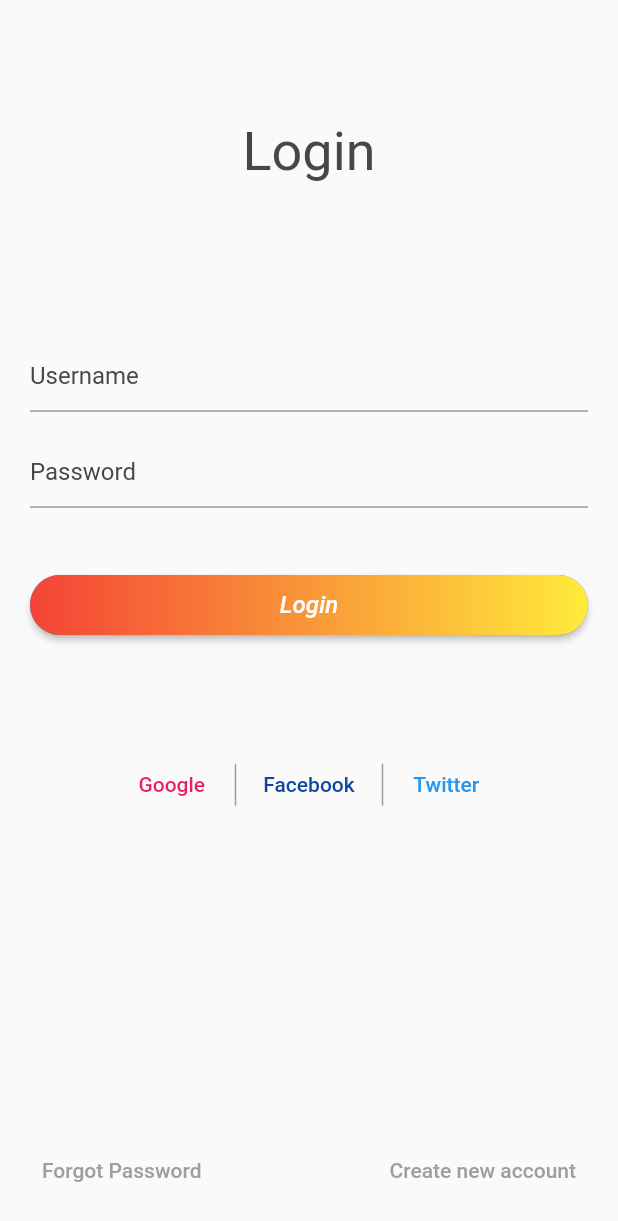
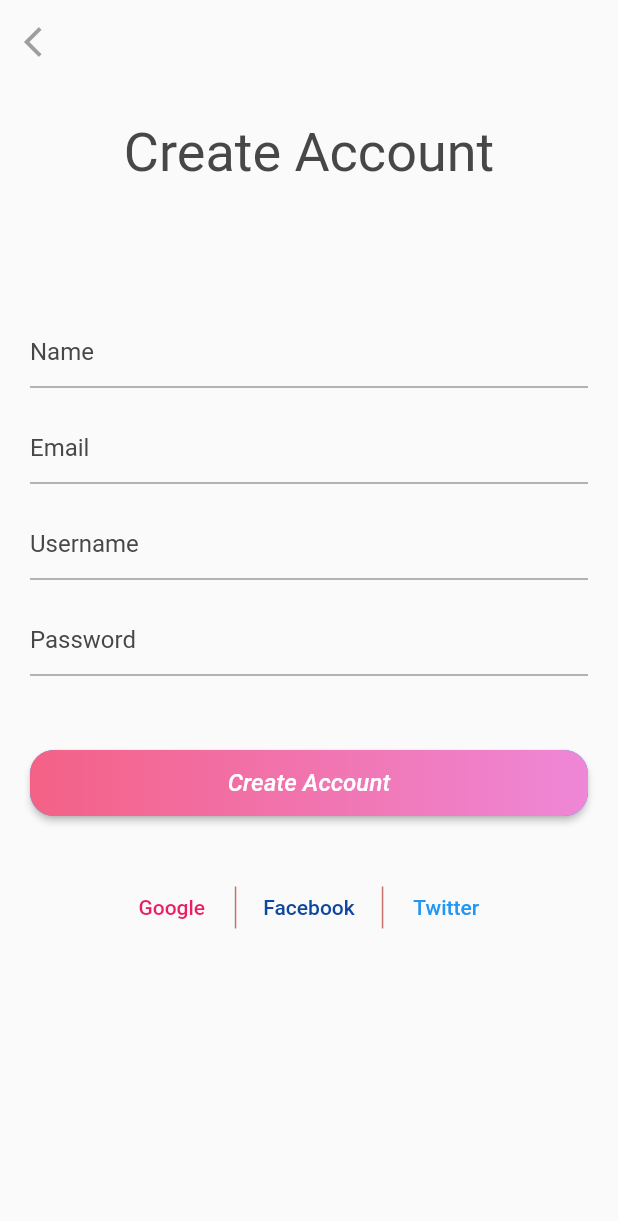
Before and after one commit to irisktaker/restaurant_app, a Flutter app: the screen it shows after launch, after a tap on "Create new account", on a phone screen of 412 x 824 dp. Shown: the top 1221 px of the screen. Run offline on Flutter 3.47's test engine with Material 2 defaults, Android fonts, the phone set to English and light mode, and no system bars.

```diff
--- a/lib/constants/custom_elevated_button.dart
+++ /dev/null
@@ -1,37 +0,0 @@
-import 'package:flutter/material.dart';
-
-  ElevatedButton buildElevatedButton({
-    required void Function()? onPressed,
-    Color gradientFirstColor = Colors.red,
-    Color gradientSecondColor = Colors.yellow,
-    double? width = double.infinity,
-    double? height = 40,
-    required String? btnText,
-  }) {
-    return ElevatedButton(
-      onPressed: onPressed,
-      style: ElevatedButton.styleFrom(
-        padding: EdgeInsets.zero,
-        shape: RoundedRectangleBorder(
-          borderRadius: BorderRadius.circular(20),
-        ),
-      ),
-      child: Ink(
-        decoration: BoxDecoration(
-          gradient: LinearGradient(
-            colors: [gradientFirstColor, gradientSecondColor],
-          ),
-          borderRadius: BorderRadius.circular(20),
-        ),
-        child: Container(
-          width: width,
-          height: height,
-          alignment: Alignment.center,
-          child: Text(
-            btnText!,
-            style: const TextStyle(fontSize: 16, fontStyle: FontStyle.italic),
-          ),
-        ),
-      ),
-    );
-  }
--- /dev/null
+++ b/lib/custom_widgets/custom_elevated_button.dart
@@ -0,0 +1,40 @@
+import 'package:flutter/material.dart';
+
+ElevatedButton buildElevatedButton({
+  required void Function()? onPressed,
+  List<Color>? colors = const [Colors.red, Colors.yellow],
+  double? width = double.infinity,
+  double? height = 44,
+  required String? btnText,
+}) {
+  return ElevatedButton(
+    onPressed: onPressed,
+    style: ElevatedButton.styleFrom(
+      padding: EdgeInsets.zero,
+      shape: RoundedRectangleBorder(
+        borderRadius: BorderRadius.circular(16),
+      ),
+    ),
+    child: Ink(
+      decoration: BoxDecoration(
+        gradient: LinearGradient(
+          colors: colors!,
+        ),
+        borderRadius: BorderRadius.circular(16),
+      ),
+      child: Container(
+        width: width,
+        height: height,
+        alignment: Alignment.center,
+        child: Text(
+          btnText!,
+          style: const TextStyle(
+            fontSize: 16,
+            fontStyle: FontStyle.italic,
+            // decoration: TextDecoration(),
+          ),
+        ),
+      ),
+    ),
+  );
+}
--- a/lib/constants/custom_text_field.dart
+++ b/lib/custom_widgets/custom_text_field.dart
@@ -10,6 +10,9 @@ TextField buildTextField({
     controller: controller,
     keyboardType: inputType,
     cursorColor: Colors.green,
+    style: const TextStyle(
+      color: Color(0xFF474747),
+    ),
     obscureText: obscureText!,
     decoration: InputDecoration(
       hintText: text,
@@ -24,6 +27,11 @@ TextField buildTextField({
           color: Colors.grey,
         ),
       ),
+      errorBorder: const UnderlineInputBorder(
+        borderSide: BorderSide(
+          color: Colors.red,
+        ),
+      ),
     ),
   );
 }
--- a/lib/login_screen.dart
+++ /dev/null
@@ -1,109 +0,0 @@
-// ignore_for_file: avoid_print
-
-import 'package:flutter/material.dart';
-
-import 'constants/custom_elevated_button.dart';
-import 'constants/custom_text_button.dart';
-import 'constants/custom_text_field.dart';
-
-class LoginScreen extends StatelessWidget {
-  const LoginScreen({Key? key}) : super(key: key);
-
-  @override
-  Widget build(BuildContext context) {
-    TextEditingController? usernameController = TextEditingController();
-    TextEditingController? passwordController = TextEditingController();
-
-    return Scaffold(
-      body: Padding(
-        padding:
-            const EdgeInsets.only(top: 80, left: 20, right: 20, bottom: 20),
-        child: Column(
-          mainAxisAlignment: MainAxisAlignment.spaceEvenly,
-          children: [
-            const Text(
-              'Login',
-              style: TextStyle(
-                fontSize: 36,
-                color: Color(0xFF474747),
-              ),
-            ),
-            const Spacer(flex: 5),
-            buildTextField(
-              controller: usernameController,
-              text: 'Username',
-              inputType: TextInputType.name,
-            ),
-            const SizedBox(height: 16),
-            buildTextField(
-              controller: passwordController,
-              text: 'Password',
-              inputType: TextInputType.visiblePassword,
-              obscureText: true,
-            ),
-            const SizedBox(height: 20),
-            const Spacer(flex: 1),
-            buildElevatedButton(
-              onPressed: () => print('hi there'),
-              btnText: 'Login',
-            ),
-            const SizedBox(height: 30),
-            const Spacer(flex: 2),
-            Row(
-              mainAxisAlignment: MainAxisAlignment.center,
-              children: [
-                buildTextButton(
-                  text: 'Google',
-                  onPressed: () => print('Google'),
-                  color: Colors.pink,
-                ),
-                Padding(
-                  padding: const EdgeInsets.symmetric(horizontal: 10),
-                  child: Container(
-                    width: 1,
-                    height: 28,
-                    color: Colors.grey,
-                  ),
-                ),
-                buildTextButton(
-                  text: 'Facebook',
-                  onPressed: () => print('Facebook'),
-                  color: Colors.blue.shade900,
-                ),
-                Padding(
-                  padding: const EdgeInsets.symmetric(horizontal: 10),
-                  child: Container(
-                    width: 1,
-                    height: 28,
-                    color: Colors.grey,
-                  ),
-                ),
-                buildTextButton(
-                  text: 'Twitter',
-                  onPressed: () => print('Twitter'),
-                  color: Colors.blue,
-                ),
-              ],
-            ),
-            const Spacer(flex: 10),
-            Row(
-              mainAxisAlignment: MainAxisAlignment.spaceBetween,
-              children: [
-                buildTextButton(
-                  text: 'Forgot Password',
-                  onPressed: () => print('Forgot Password'),
-                  color: Colors.grey,
-                ),
-                buildTextButton(
-                  text: 'Create new account',
-                  onPressed: () => print('Create new account'),
-                  color: Colors.grey,
-                ),
-              ],
-            ),
-          ],
-        ),
-      ),
-    );
-  }
-}
--- a/lib/main.dart
+++ b/lib/main.dart
@@ -1,6 +1,5 @@
 import 'package:flutter/material.dart';
-
-import 'login_screen.dart';
+import 'screens/login_screen.dart';
 
 void main() {
   runApp(const MyApp());
@@ -12,11 +11,12 @@ class MyApp extends StatelessWidget {
   @override
   Widget build(BuildContext context) {
     return MaterialApp(
-      title: 'Restaurant App',
+      debugShowCheckedModeBanner: false,
+      title: 'Restaurant',
       theme: ThemeData(
         primarySwatch: Colors.blue,
       ),
-      home: const LoginScreen(),
+      home: LoginScreen(),
     );
   }
 }
--- /dev/null
+++ b/lib/screens/create_account_screen.dart
@@ -0,0 +1,151 @@
+// ignore_for_file: avoid_print
+
+import 'package:flutter/material.dart';
+import 'package:restaurant/custom_widgets/custom_elevated_button.dart';
+import 'package:restaurant/custom_widgets/custom_text_button.dart';
+import 'package:restaurant/custom_widgets/custom_text_field.dart';
+
+import 'forget_password_screen.dart';
+
+class CreateAccountScreen extends StatelessWidget {
+  const CreateAccountScreen({Key? key}) : super(key: key);
+
+  @override
+  Widget build(BuildContext context) {
+    return GestureDetector(
+      onTap: () {
+        print('screen taped');
+        FocusScope.of(context).unfocus();
+      },
+      child: Scaffold(
+        appBar: AppBar(
+          backgroundColor: Colors.transparent,
+          elevation: 0,
+          leading: IconButton(
+            onPressed: () => Navigator.pop(context),
+            icon: const Icon(
+              Icons.arrow_back_ios,
+              color: Colors.grey,
+            ),
+          ),
+        ),
+        body: Padding(
+          padding:
+              const EdgeInsets.only(top: 25, left: 20, right: 20, bottom: 20),
+          child: Column(
+            mainAxisAlignment: MainAxisAlignment.spaceEvenly,
+            children: [
+              const Text(
+                'Create Account',
+                style: TextStyle(
+                  fontSize: 36,
+                  color: Color(0xFF474747),
+                ),
+              ),
+              const Spacer(flex: 5),
+              SizedBox(
+                height: 250,
+                child: ListView(
+                  children: [
+                    buildTextField(
+                      // controller: ,
+                      text: 'Name',
+                      inputType: TextInputType.name,
+                    ),
+                    const SizedBox(height: 16),
+                    buildTextField(
+                      // controller: ,
+                      text: 'Email',
+                      inputType: TextInputType.emailAddress,
+                    ),
+                    const SizedBox(height: 16),
+                    buildTextField(
+                      // controller: ,
+                      text: 'Username',
+                      inputType: TextInputType.name,
+                    ),
+                    const SizedBox(height: 16),
+                    buildTextField(
+                      // controller: ,
+                      text: 'Password',
+                      inputType: TextInputType.visiblePassword,
+                      obscureText: true,
+                    ),
+                  ],
+                ),
+              ),
+              const SizedBox(height: 20),
+              const Spacer(flex: 1),
+              buildElevatedButton(
+                onPressed: () {
+                  print('hi there');
+
+                  // Navigator.push(
+                  //   context,
+                  //   MaterialPageRoute(
+                  //     builder: (context) => const (),
+                  //   ),
+                  // );
+                },
+                btnText: 'Create Account',
+                colors: [const Color(0xFFF46186), const Color(0xFFEE87D7)],
+              ),
+              const Spacer(flex: 2),
+              Row(
+                mainAxisAlignment: MainAxisAlignment.center,
+                children: [
+                  buildTextButton(
+                    text: 'Google',
+                    onPressed: () => print('Google'),
+                    color: Colors.pink,
+                  ),
+                  Padding(
+                    padding: const EdgeInsets.symmetric(horizontal: 10),
+                    child: Container(
+                      width: 1,
+                      height: 28,
+                      decoration: const BoxDecoration(
+                        gradient: LinearGradient(
+                          colors: [
+                            Colors.grey,
+                            Colors.red,
+                          ],
+                        ),
+                      ),
+                    ),
+                  ),
+                  buildTextButton(
+                    text: 'Facebook',
+                    onPressed: () => print('Facebook'),
+                    color: Colors.blue.shade900,
+                  ),
+                  Padding(
+                    padding: const EdgeInsets.symmetric(horizontal: 10),
+                    child: Container(
+                      width: 1,
+                      height: 28,
+                      decoration: const BoxDecoration(
+                        gradient: LinearGradient(
+                          colors: [
+                            Colors.grey,
+                            Colors.red,
+                          ],
+                        ),
+                      ),
+                    ),
+                  ),
+                  buildTextButton(
+                    text: 'Twitter',
+                    onPressed: () => print('Twitter'),
+                    color: Colors.blue,
+                  ),
+                ],
+              ),
+              const Spacer(flex: 10),
+            ],
+          ),
+        ),
+      ),
+    );
+  }
+}
--- /dev/null
+++ b/lib/screens/login_screen.dart
@@ -0,0 +1,210 @@
+// ignore_for_file: avoid_print
+
+import 'package:flutter/material.dart';
+import 'package:restaurant/screens/forget_password_screen.dart';
+
+import '../custom_widgets/custom_elevated_button.dart';
+import '../custom_widgets/custom_text_button.dart';
+import '../custom_widgets/custom_text_field.dart';
+import 'create_account_screen.dart';
+import 'home_screen.dart';
+
+class LoginScreen extends StatelessWidget {
+  LoginScreen({Key? key}) : super(key: key);
+
+  final TextEditingController? _usernameController = TextEditingController();
+  final TextEditingController? _passwordController = TextEditingController();
+
+  @override
+  Widget build(BuildContext context) {
+    return GestureDetector(
+      onTap: () {
+        print('screen taped');
+        FocusScope.of(context).unfocus();
+      },
+      child: Scaffold(
+        body: Padding(
+          padding:
+              const EdgeInsets.only(top: 80, left: 20, right: 20, bottom: 20),
+          child: Column(
+            mainAxisAlignment: MainAxisAlignment.spaceEvenly,
+            children: [
+              const Text(
+                'Login',
+                style: TextStyle(
+                  fontSize: 36,
+                  color: Color(0xFF474747),
+                ),
+              ),
+              const Spacer(flex: 5),
+              SizedBox(
+                height: 115,
+                child: ListView(
+                  children: [
+                    buildTextField(
+                      controller: _usernameController,
+                      text: 'Username',
+                      inputType: TextInputType.name,
+                    ),
+                    const SizedBox(height: 16),
+                    buildTextField(
+                      controller: _passwordController,
+                      text: 'Password',
+                      inputType: TextInputType.visiblePassword,
+                      obscureText: true,
+                    ),
+                  ],
+                ),
+              ),
+              const SizedBox(height: 20),
+              Padding(
+                padding: const EdgeInsets.all(16.0),
+                child: Text(
+                  validateLoginFieldText(),
+                  style: TextStyle(
+                      color: validateLoginFieldColor(validateLoginFieldText())),
+                ),
+              ),
+              const Spacer(flex: 1),
+              buildElevatedButton(
+                onPressed: () {
+                  print('hi there');
+                  validateLoginField()
+                      ? Navigator.push(
+                          context,
+                          MaterialPageRoute(
+                            builder: (context) => const HomeScreen(),
+                          ),
+                        )
+                      : null;
+                },
+                btnText: 'Login',
+                colors: validateLoginField()
+                    ? [const Color(0xFFF46186), const Color(0xFFEE87D7)]
+                    : [
+                        const Color.fromARGB(255, 119, 118, 118),
+                        const Color.fromARGB(255, 202, 188, 199)
+                      ],
+              ),
+              const Spacer(flex: 2),
+              Row(
+                mainAxisAlignment: MainAxisAlignment.center,
+                children: [
+                  buildTextButton(
+                    text: 'Google',
+                    onPressed: () => print('Google'),
+                    color: Colors.pink,
+                  ),
+                  Padding(
+                    padding: const EdgeInsets.symmetric(horizontal: 10),
+                    child: Container(
+                      width: 1,
+                      height: 28,
+                      decoration: const BoxDecoration(
+                        gradient: LinearGradient(
+                          colors: [
+                            Colors.grey,
+                            Colors.red,
+                          ],
+                        ),
+                      ),
+                    ),
+                  ),
+                  buildTextButton(
+                    text: 'Facebook',
+                    onPressed: () => print('Facebook'),
+                    color: Colors.blue.shade900,
+                  ),
+                  Padding(
+                    padding: const EdgeInsets.symmetric(horizontal: 10),
+                    child: Container(
+                      width: 1,
+                      height: 28,
+                      decoration: const BoxDecoration(
+                        gradient: LinearGradient(
+                          colors: [
+                            Colors.grey,
+                            Colors.red,
+                          ],
+                        ),
+                      ),
+                    ),
+                  ),
+                  buildTextButton(
+                    text: 'Twitter',
+                    onPressed: () => print('Twitter'),
+                    color: Colors.blue,
+                  ),
+                ],
+              ),
+              const Spacer(flex: 10),
+              Row(
+                mainAxisAlignment: MainAxisAlignment.spaceBetween,
+                children: [
+                  buildTextButton(
+                    text: 'Forgot Password',
+                    onPressed: () {
+                      print('Forgot Password');
+                      Navigator.push(
+                        context,
+                        MaterialPageRoute(
+                          builder: (context) => const ForgetPasswordScreen(),
+                        ),
+                      );
+                    },
+                    color: Colors.grey,
+                  ),
+                  buildTextButton(
+                    text: 'Create new account',
+                    onPressed: () {
+                      print('Create new account');
+                      Navigator.push(
+                        context,
+                        MaterialPageRoute(
+                          builder: (context) => const CreateAccountScreen(),
+                        ),
+                      );
+                    },
+                    color: Colors.grey,
+                  ),
+                ],
+              ),
+            ],
+          ),
+        ),
+      ),
+    );
+  }
+
+  bool validateLoginField() {
+    if (_usernameController!.text.isEmpty ||
+        _passwordController!.text.isEmpty) {
+      return false;
+    } else if (_usernameController!.text == "naser" &&
+        _passwordController!.text == "123") {
+      return true;
+    } else {
+      return false;
+    }
+  }
+
+  String validateLoginFieldText() {
+    if (_usernameController!.text == "naser" &&
+        _passwordController!.text == "123") {
+      return "Correct User Name & Password";
+    } else if (_usernameController!.text.isEmpty ||
+        _passwordController!.text.isEmpty) {
+      return "";
+    } else {
+      return "Wrong User Name & Password";
+    }
+  }
+
+  Color validateLoginFieldColor(String msg) {
+    if (msg == "Correct User Name & Password") {
+      return Colors.green;
+    } else {
+      return Colors.red;
+    }
+  }
+}
```
Also changed, not shown: lib/screens/forget_password_screen.dart (added, +72 -0 lines), lib/screens/home_screen.dart (added, +17 -0 lines), lib/test_screens/test.dart (added, +54 -0 lines), lib/custom_widgets/custom_text_button.dart (renamed from lib/constants/custom_text_button.dart).
